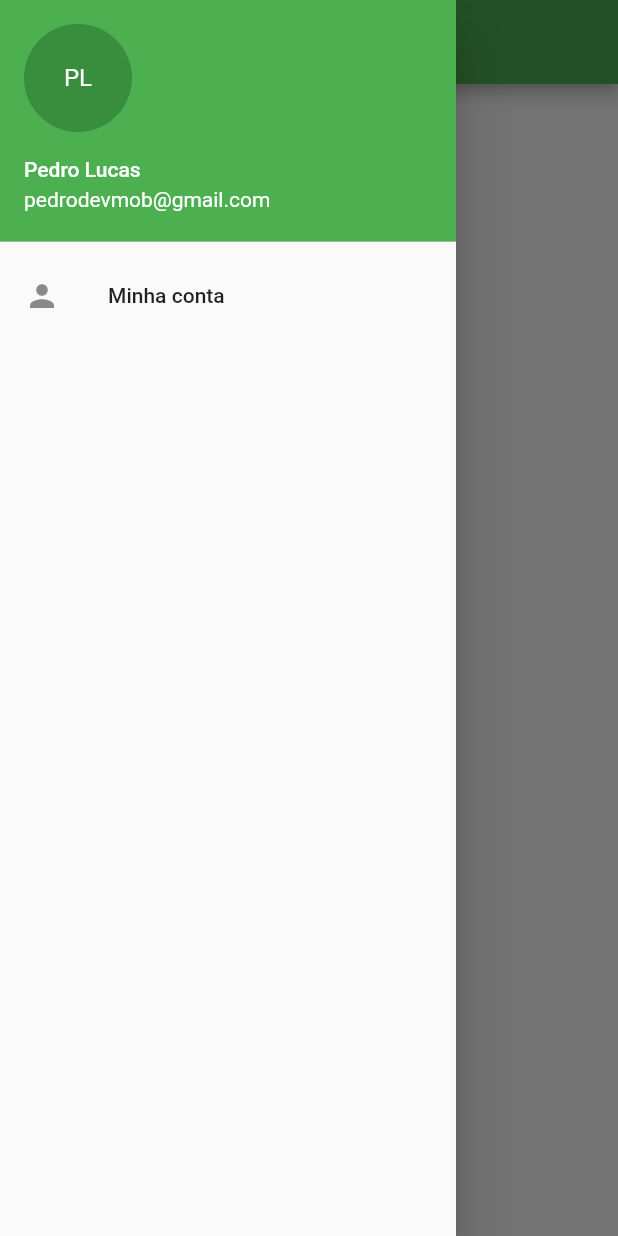
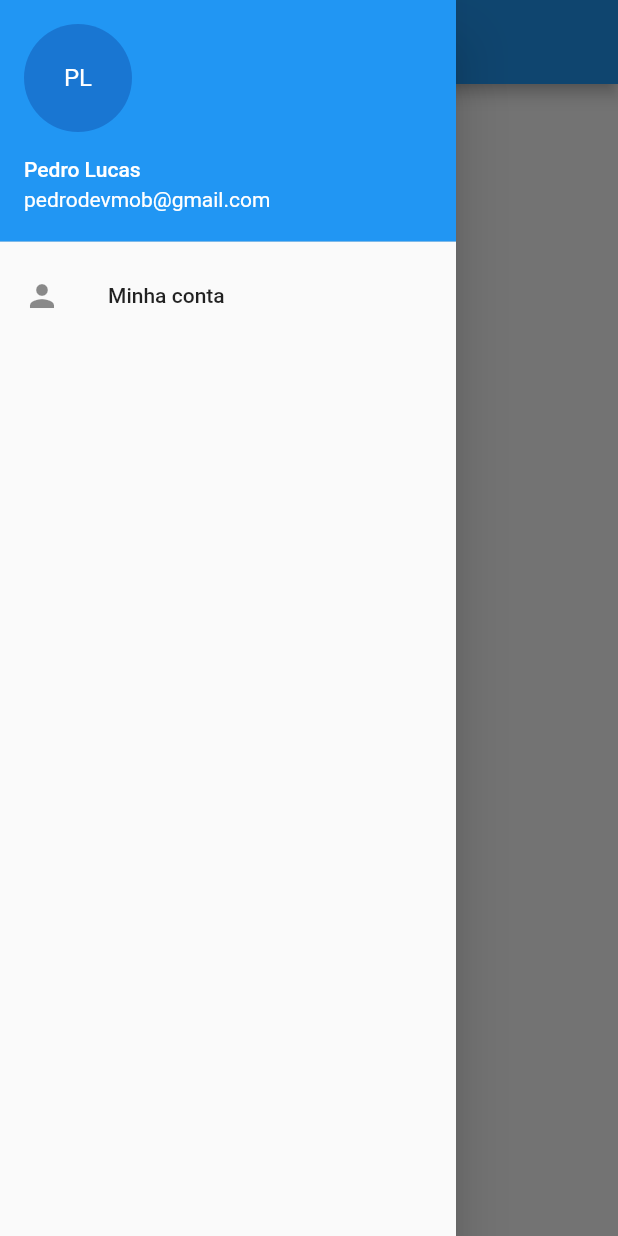
Before and after one commit to pedrolgsoares/rede_social, a Flutter app: the screen it shows after launch, with the side drawer open, on a phone screen of 412 x 824 dp. Run offline on Flutter 3.47's test engine with Material 2 defaults, Android fonts, the phone set to English and light mode, and no system bars; our stand-ins replace dio; network calls fail.

Commit message:
Modificado as cores da aplicaçao

```diff
--- a/lib/main.dart
+++ b/lib/main.dart
@@ -16,9 +16,7 @@ class MyApp extends StatelessWidget {
     return MaterialApp(
       debugShowCheckedModeBanner: false,
       title: 'Flutter Demo',
-      theme: ThemeData(
-        primarySwatch: Colors.green,
-      ),
+      theme: ThemeData(primarySwatch: Colors.blue),
       home: HomePage(),
     );
   }
```
Also changed, not shown: lib/src/views/homePage/home_page.dart (+13 -18 lines).
